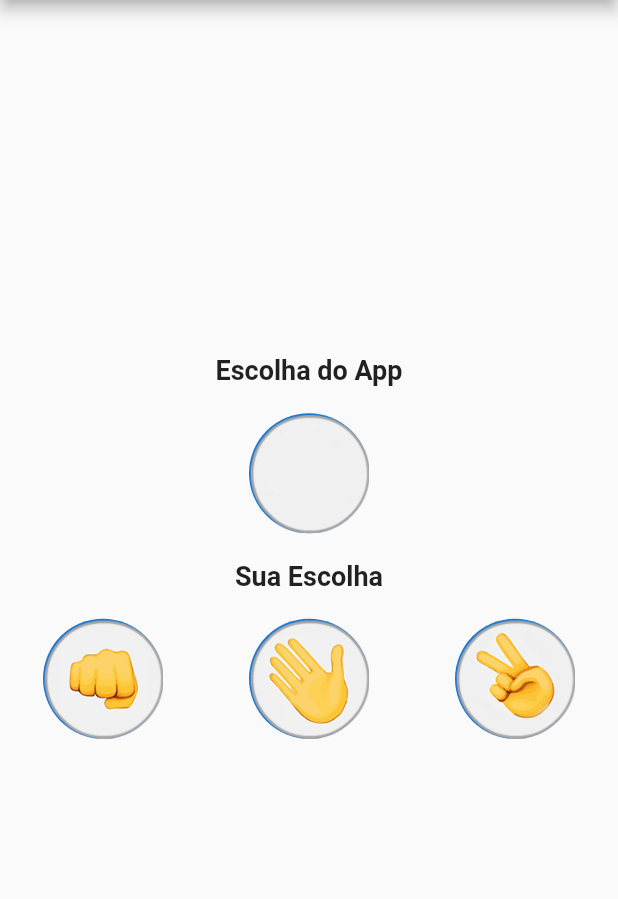
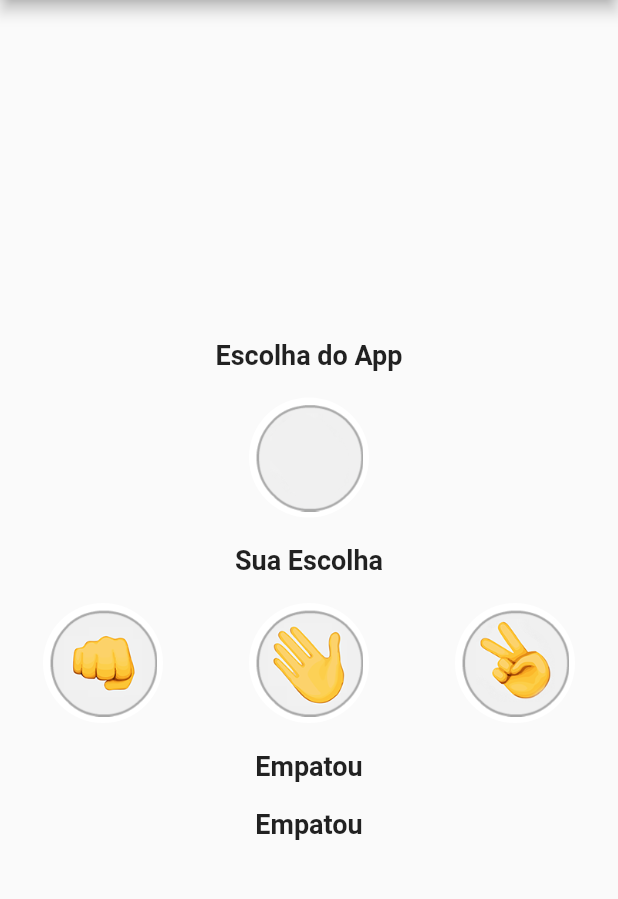
Before and after one commit to uespi-phb/prog4-20232, a Flutter app: the screen it shows after launch, on a phone screen of 412 x 824 dp, the part 84-983 px from its top. Run offline on Flutter 3.47's test engine with Material 2 defaults, Android fonts, the light colour scheme and no system bars.

Commit message:
Aula 2024-04-29

```diff
--- /dev/null
+++ b/jokenpo/lib/domain/jokenpo.dart
@@ -0,0 +1,75 @@
+import 'package:jokenpo/models/jokenpo_object.dart';
+
+enum JokenpoWinner {
+  draw,
+  player1,
+  player2,
+}
+
+class Jokenpo {
+  final JokenpoObject player1Object;
+  final JokenpoObject player2Object;
+
+  Jokenpo({
+    required this.player1Object,
+    required this.player2Object,
+  });
+
+  JokenpoWinner get winner {
+    JokenpoWinner result = JokenpoWinner.draw;
+
+    switch (player1Object) {
+      case JokenpoObject.paper:
+        if (player2Object == JokenpoObject.stone) {
+          result = JokenpoWinner.player1;
+        } else if (player2Object == JokenpoObject.scisors) {
+          result = JokenpoWinner.player2;
+        }
+        break;
+      case JokenpoObject.stone:
+        if (player2Object == JokenpoObject.scisors) {
+          result = JokenpoWinner.player1;
+        } else if (player2Object == JokenpoObject.paper) {
+          result = JokenpoWinner.player2;
+        }
+        break;
+      case JokenpoObject.scisors:
+        if (player2Object == JokenpoObject.paper) {
+          result = JokenpoWinner.player1;
+        } else if (player2Object == JokenpoObject.stone) {
+          result = JokenpoWinner.player2;
+        }
+        break;
+      default:
+        result = JokenpoWinner.draw;
+    }
+
+    return result;
+  }
+
+  String get winnerText {
+    switch (winner) {
+      case JokenpoWinner.player1:
+        return 'O computador venceu';
+
+      case JokenpoWinner.player2:
+        return 'Você venceu';
+
+      default:
+        return 'Empatou';
+    }
+  }
+
+  String get winnerReason {
+    switch (winner) {
+      case JokenpoWinner.player1:
+        return 'O computador venceu';
+
+      case JokenpoWinner.player2:
+        return 'Você venceu';
+
+      default:
+        return 'Empatou';
+    }
+  }
+}
--- a/jokenpo/lib/pages/main_page.dart
+++ b/jokenpo/lib/pages/main_page.dart
@@ -1,6 +1,7 @@
 import 'dart:math';
 
 import 'package:flutter/material.dart';
+import 'package:jokenpo/domain/jokenpo.dart';
 import 'package:jokenpo/models/jokenpo_object.dart';
 
 import '../widgets/rounded_button.dart';
@@ -30,7 +31,10 @@ class _MainPageState extends State<MainPage> {
 
   @override
   Widget build(BuildContext context) {
-    final message = playerChoice != JokenpoObject.none ? playerChoice.name : '';
+    final jokenpo = Jokenpo(
+      player1Object: computerChoice,
+      player2Object: playerChoice,
+    );
 
     return Scaffold(
       appBar: AppBar(
@@ -47,8 +51,9 @@ class _MainPageState extends State<MainPage> {
             ),
           ),
           RoundedButton(
-            object: JokenpoObject.none,
+            object: computerChoice,
             onPressed: () {},
+            selected: false,
           ),
           const Padding(
             padding: EdgeInsets.all(18.0),
@@ -63,23 +68,30 @@ class _MainPageState extends State<MainPage> {
               RoundedButton(
                 object: JokenpoObject.stone,
                 onPressed: () => _onChoice(JokenpoObject.stone),
+                selected: playerChoice == JokenpoObject.stone,
               ),
               RoundedButton(
                 object: JokenpoObject.paper,
                 onPressed: () => _onChoice(JokenpoObject.paper),
+                selected: playerChoice == JokenpoObject.paper,
               ),
               RoundedButton(
                 object: JokenpoObject.scisors,
                 onPressed: () => _onChoice(JokenpoObject.scisors),
+                selected: playerChoice == JokenpoObject.scisors,
               )
             ],
           ),
           Padding(
             padding: const EdgeInsets.all(18.0),
             child: Text(
-              message,
+              jokenpo.winnerText,
               style: AppStyles.title,
             ),
+          ),
+          Text(
+            jokenpo.winnerReason,
+            style: AppStyles.title,
           ),
         ],
       ),
--- a/jokenpo/lib/widgets/rounded_button.dart
+++ b/jokenpo/lib/widgets/rounded_button.dart
@@ -4,11 +4,13 @@ import 'package:jokenpo/models/jokenpo_object.dart';
 class RoundedButton extends StatelessWidget {
   final JokenpoObject object;
   final VoidCallback onPressed;
+  final bool selected;
 
   const RoundedButton({
     super.key,
     required this.object,
     required this.onPressed,
+    required this.selected,
   });
 
   String get objectAssetName {
@@ -40,9 +42,13 @@ class RoundedButton extends StatelessWidget {
     return GestureDetector(
       onTap: onPressed,
       child: CircleAvatar(
-        minRadius: 40.0,
-        maxRadius: 40.0,
-        child: Image.asset(objectAssetName),
+        backgroundColor: selected ? Colors.red : Colors.white,
+        radius: 40.0,
+        child: CircleAvatar(
+          backgroundColor: Colors.white,
+          radius: 36.0,
+          child: Image.asset(objectAssetName),
+        ),
       ),
     );
   }
```
